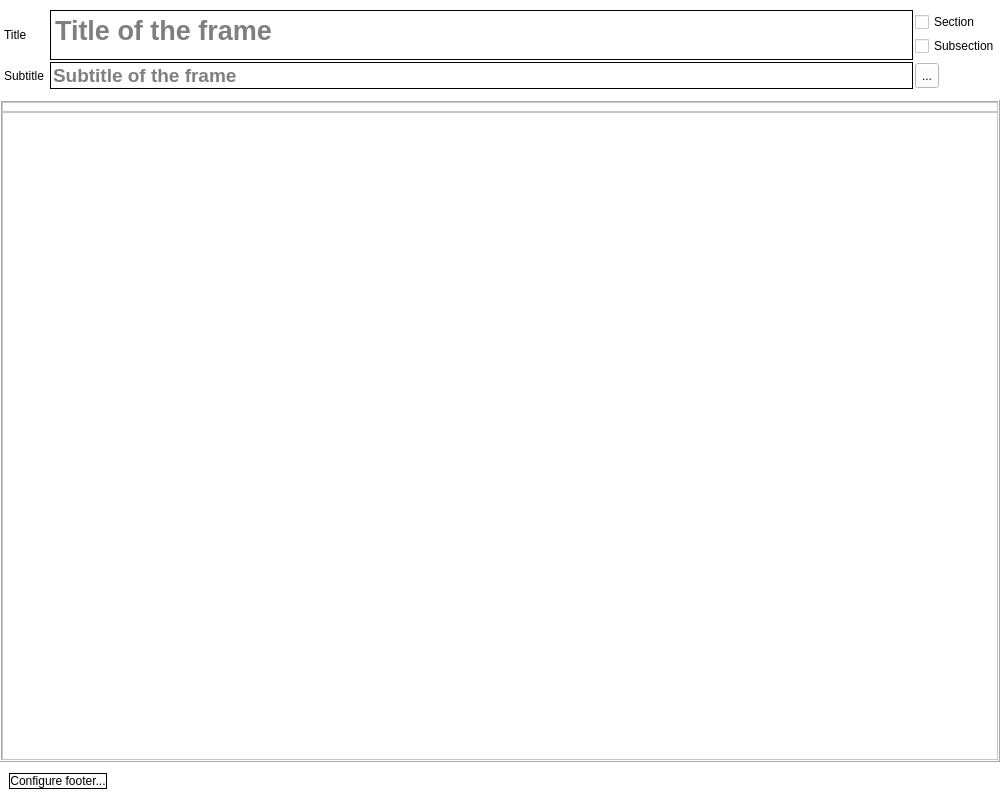
Above: gui/FrameWidget.ui from acroper/BeamerQt before the change. Below: the same form after it.
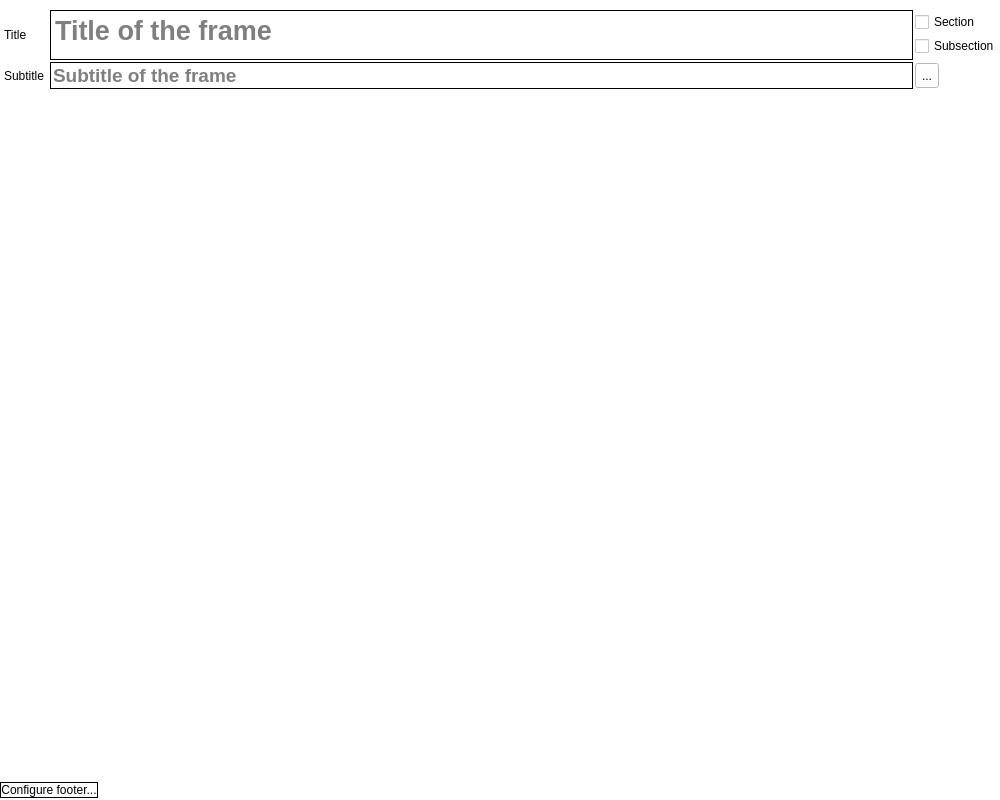
That is the form after the change. Icons and pictures are not drawn.

Commit message: Adjust in the ui files to remove frame lines. Adjustment of line for Dual Slider

```diff
--- a/gui/FrameWidget.ui
+++ b/gui/FrameWidget.ui
@@ -35,6 +35,9 @@
    <property name="spacing">
     <number>0</number>
    </property>
+   <property name="sizeConstraint">
+    <enum>QLayout::SetDefaultConstraint</enum>
+   </property>
    <property name="leftMargin">
     <number>0</number>
    </property>
@@ -230,7 +233,7 @@
      <property name="maximumSize">
       <size>
        <width>1000</width>
-       <height>600</height>
+       <height>900</height>
       </size>
      </property>
      <property name="frameShape">
@@ -239,6 +242,9 @@
      <property name="frameShadow">
       <enum>QFrame::Raised</enum>
      </property>
+     <property name="lineWidth">
+      <number>0</number>
+     </property>
      <layout class="QVBoxLayout" name="verticalLayout_4">
       <property name="spacing">
        <number>0</number>
@@ -273,10 +279,13 @@
          </size>
         </property>
         <property name="frameShape">
-         <enum>QFrame::StyledPanel</enum>
+         <enum>QFrame::NoFrame</enum>
         </property>
         <property name="frameShadow">
-         <enum>QFrame::Raised</enum>
+         <enum>QFrame::Plain</enum>
+        </property>
+        <property name="lineWidth">
+         <number>0</number>
         </property>
         <layout class="QHBoxLayout" name="horizontalLayout_3">
          <property name="spacing">
@@ -306,6 +315,15 @@
       </item>
       <item>
        <widget class="QScrollArea" name="scrollArea">
+        <property name="frameShape">
+         <enum>QFrame::NoFrame</enum>
+        </property>
+        <property name="frameShadow">
+         <enum>QFrame::Plain</enum>
+        </property>
+        <property name="lineWidth">
+         <number>0</number>
+        </property>
         <property name="horizontalScrollBarPolicy">
          <enum>Qt::ScrollBarAlwaysOff</enum>
         </property>
@@ -320,8 +338,8 @@
           <rect>
            <x>0</x>
            <y>0</y>
-           <width>994</width>
-           <height>584</height>
+           <width>1000</width>
+           <height>668</height>
           </rect>
          </property>
          <layout class="QVBoxLayout" name="verticalLayout_6">
@@ -372,6 +390,21 @@
       <enum>QFrame::Raised</enum>
      </property>
      <layout class="QVBoxLayout" name="verticalLayout">
+      <property name="spacing">
+       <number>0</number>
+      </property>
+      <property name="leftMargin">
+       <number>0</number>
+      </property>
+      <property name="topMargin">
+       <number>0</number>
+      </property>
+      <property name="rightMargin">
+       <number>0</number>
+      </property>
+      <property name="bottomMargin">
+       <number>0</number>
+      </property>
       <item>
        <layout class="QHBoxLayout" name="horizontalLayout_2">
         <item>
```
Left out of the diff: 5 changed lines with no effect on the pictures. The commit also changes 2 other files.
